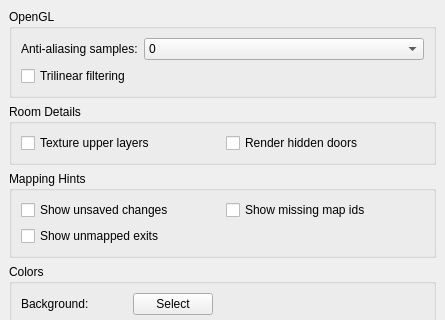
First picture: the form in src/preferences/graphicspage.ui, repository nschimme/MMapper, before the edit; both pictures show x 0 to 445 and y 0 to 320 of the 445 by 526 pixel window.
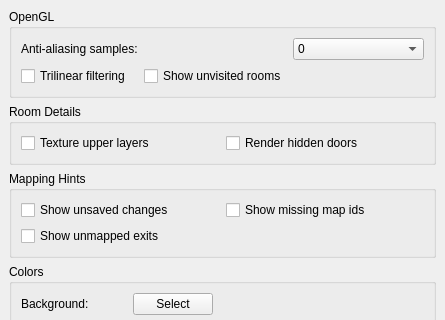
Second picture: the form after the edit.

Commit message:
Implement support for GMCP Room.Known module
- Added support for Room.Known.Add, Room.Known.List, and Room.Known.Updated in GMCP parser.
- Stored visited room IDs in MapData (per-session, cleared on logout).
- Highlighted unvisited rooms on the map using a white circle/ping visual.
- Added a "Show unvisited rooms" toggle in the Graphics preferences.
- Fixed thread-safety by using a snapshot of the known rooms set during async rendering.
- Ensured initial list request on GMCP enablement.

```diff
--- a/src/preferences/graphicspage.ui
+++ b/src/preferences/graphicspage.ui
@@ -121,6 +121,13 @@
         </property>
        </widget>
       </item>
+      <item row="2" column="1">
+       <widget class="QCheckBox" name="drawUnvisitedRooms">
+        <property name="text">
+         <string>Show unvisited rooms</string>
+        </property>
+       </widget>
+      </item>
      </layout>
     </widget>
    </item>
```
The commit also changes 20 other files.
